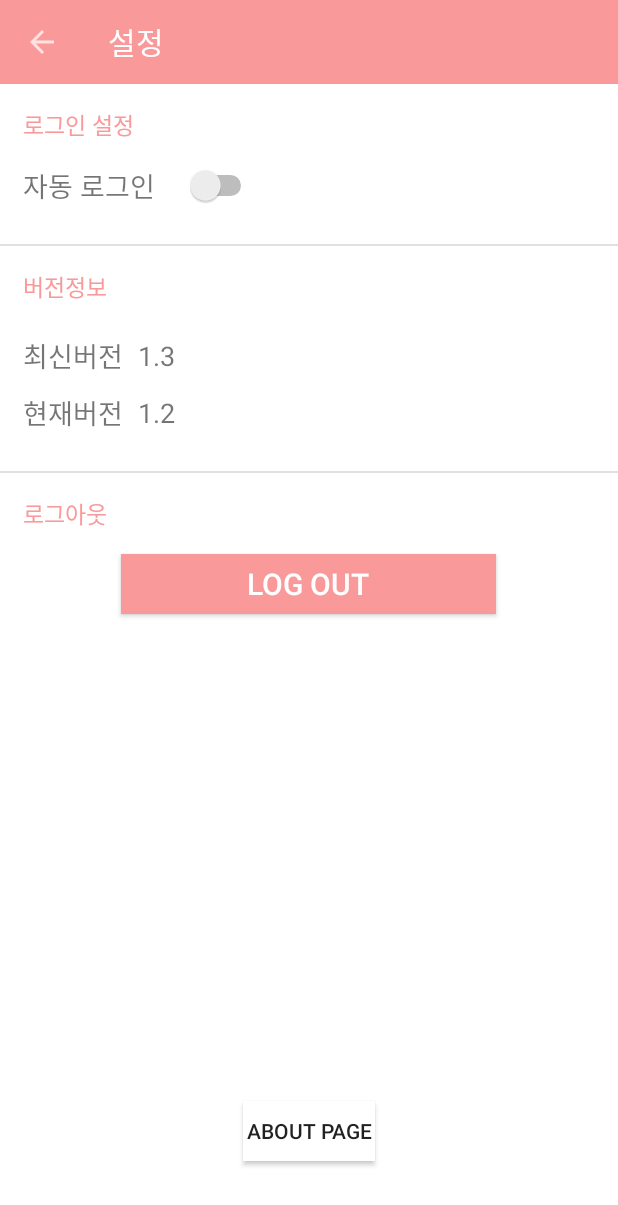
After one commit to yjlove7/Whowant, an Android app: the SettingActivity screen opened directly, with no data from a screen before it, on a phone screen of 412 x 824 dp. The commit adds this screen. Shown: the top 1205 px of the screen. Run offline under Robolectric (Android 15) with nearby library versions, the phone set to English and light mode, and no system bars.

Commit message:
설정, 회원가입 , 로그인 페이지 연결

```diff
--- a/app/src/main/AndroidManifest.xml
+++ b/app/src/main/AndroidManifest.xml
@@ -35,6 +35,14 @@
                 android:name="android.support.PARENT_ACTIVITY"
                 android:value=".MainActivity"/>
         </activity>
+
+        <activity android:name=".SettingActivity"
+            android:screenOrientation="portrait"/>
+        <activity android:name=".SignupActivity"
+            android:screenOrientation="portrait"/>
+        <activity android:name=".LoginActivity"
+            android:screenOrientation="portrait"/>
+
     </application>
 
 </manifest>
--- /dev/null
+++ b/app/src/main/java/com/girls/team9/whowant/LoginActivity.java
@@ -0,0 +1,23 @@
+package com.girls.team9.whowant;
+
+import android.os.Bundle;
+import android.support.v7.app.AppCompatActivity;
+import android.support.v7.widget.Toolbar;
+
+/**
+ * Created by eugene on 2015-08-14.
+ */
+public class LoginActivity extends AppCompatActivity {
+    @Override
+    protected void onCreate(Bundle savedInstanceState) {
+        super.onCreate(savedInstanceState);
+        setContentView(R.layout.activity_login);
+
+        Toolbar toolbar=(Toolbar)findViewById(R.id.toolbar);
+        setSupportActionBar(toolbar);
+        getSupportActionBar().setTitle("로그인");
+        getSupportActionBar().setDisplayHomeAsUpEnabled(true);
+
+
+    }
+}
--- a/app/src/main/java/com/girls/team9/whowant/MainActivity.java
+++ b/app/src/main/java/com/girls/team9/whowant/MainActivity.java
@@ -69,6 +69,22 @@ public class MainActivity extends AppCompatActivity {
                         invalidateOptionsMenu();
                         return true;
 
+                    case R.id.login:
+                        getSupportActionBar().setTitle("로그인");
+                        startActivity(new Intent(MainActivity.this, LoginActivity.class));
+                        drawerLayout.closeDrawers();
+                        isvisible = true;
+                        invalidateOptionsMenu();
+                        return true;
+
+                    case R.id.signup:
+                        getSupportActionBar().setTitle("회원가입");
+                        startActivity(new Intent(MainActivity.this, SignupActivity.class));
+                        drawerLayout.closeDrawers();
+                        isvisible = true;
+                        invalidateOptionsMenu();
+                        return true;
+
                     case R.id.basket:
                         getSupportActionBar().setTitle("장바구니");
                         startActivity(new Intent(MainActivity.this, BasketActivity.class));
@@ -77,15 +93,13 @@ public class MainActivity extends AppCompatActivity {
                         invalidateOptionsMenu();
                         return true;
 
-//                    case R.id.setup:
-//                        getSupportActionBar().setTitle("설정");
-//                        cur_fragment = new SetupFragment();
-//                        fragmentTransaction.replace(R.id.container, cur_fragment);
-//                        fragmentTransaction.commit();
-//                        drawerLayout.closeDrawers();
-//                        isvisible = false;
-//                        invalidateOptionsMenu();
-//                        return true;
+                    case R.id.setting:
+                        getSupportActionBar().setTitle("설정");
+                        startActivity(new Intent(MainActivity.this, SettingActivity.class));
+                        drawerLayout.closeDrawers();
+                        isvisible = false;
+                        invalidateOptionsMenu();
+                        return true;
 
 
                 }
--- /dev/null
+++ b/app/src/main/java/com/girls/team9/whowant/SettingActivity.java
@@ -0,0 +1,24 @@
+package com.girls.team9.whowant;
+
+import android.os.Bundle;
+import android.support.v7.app.AppCompatActivity;
+import android.support.v7.widget.Toolbar;
+
+/**
+ * Created by eugene on 2015-08-14.
+ */
+public class SettingActivity extends AppCompatActivity {
+    @Override
+    protected void onCreate(Bundle savedInstanceState) {
+        super.onCreate(savedInstanceState);
+        setContentView(R.layout.activity_setting);
+
+        Toolbar toolbar=(Toolbar)findViewById(R.id.toolbar);
+        setSupportActionBar(toolbar);
+        getSupportActionBar().setTitle("설정");
+        getSupportActionBar().setDisplayHomeAsUpEnabled(true);
+
+
+    }
+
+}
--- /dev/null
+++ b/app/src/main/java/com/girls/team9/whowant/SignupActivity.java
@@ -0,0 +1,23 @@
+package com.girls.team9.whowant;
+
+import android.os.Bundle;
+import android.support.v7.app.AppCompatActivity;
+import android.support.v7.widget.Toolbar;
+
+/**
+ * Created by eugene on 2015-08-14.
+ */
+public class SignupActivity extends AppCompatActivity {
+    @Override
+    protected void onCreate(Bundle savedInstanceState) {
+        super.onCreate(savedInstanceState);
+        setContentView(R.layout.activity_singup);
+
+        Toolbar toolbar=(Toolbar)findViewById(R.id.toolbar);
+        setSupportActionBar(toolbar);
+        getSupportActionBar().setTitle("회원가입");
+        getSupportActionBar().setDisplayHomeAsUpEnabled(true);
+
+
+    }
+}
--- a/app/src/main/res/layout/activity_login.xml
+++ b/app/src/main/res/layout/activity_login.xml
@@ -10,12 +10,16 @@
     <FrameLayout
         android:layout_width="match_parent"
         android:layout_height="match_parent">
+        <include
+            android:id="@+id/toolbar"
+            layout="@layout/tool_bar" />
 
         <LinearLayout
             android:layout_width="match_parent"
             android:layout_height="match_parent"
             android:orientation="vertical"
             android:gravity="center">
+
             <LinearLayout
                 android:layout_width="match_parent"
                 android:layout_height="match_parent"
--- /dev/null
+++ b/app/src/main/res/layout/activity_setting.xml
@@ -0,0 +1,154 @@
+<?xml version="1.0" encoding="utf-8"?>
+<android.support.design.widget.CoordinatorLayout
+    xmlns:android="http://schemas.android.com/apk/res/android"
+    android:focusable="true"
+    android:focusableInTouchMode="true"
+    android:layout_width="match_parent"
+    android:layout_height="match_parent"
+    android:background="#FFFFFF"
+    android:fitsSystemWindows="true">
+
+
+
+    <FrameLayout
+        android:layout_width="match_parent"
+        android:layout_height="match_parent"
+        android:orientation="vertical"
+        >
+
+        <LinearLayout
+            android:layout_width="match_parent"
+            android:layout_height="match_parent"
+            android:orientation="vertical">
+            <include
+                android:id="@+id/toolbar"
+                layout="@layout/tool_bar" />
+            <TextView
+                android:layout_width="match_parent"
+                android:layout_height="wrap_content"
+                android:layout_marginTop="15dp"
+                android:layout_marginLeft="15dp"
+                android:textColor="@color/ColorPrimary"
+                android:text="로그인 설정"
+                android:textSize="15dp" />
+
+            <LinearLayout
+                android:layout_width="match_parent"
+                android:layout_height="wrap_content"
+                android:padding="15dp"
+                android:orientation="horizontal"
+                android:layout_marginBottom="10dp">
+
+                <TextView
+                    android:layout_width="wrap_content"
+                    android:layout_height="wrap_content"
+                    android:layout_gravity="center"
+                    android:textSize="18dp"
+                    android:text="자동 로그인" />
+
+                <Switch
+                    android:layout_width="wrap_content"
+                    android:layout_height="wrap_content"
+                    android:layout_marginLeft="20dp"
+                    android:layout_gravity="center|right"
+                    android:id="@+id/swc_notice"/>
+            </LinearLayout>
+
+            <View
+                android:layout_width="match_parent"
+                android:layout_height="1.5dp"
+                android:background="@color/Listdivider"/>
+
+
+            <TextView
+                android:layout_width="match_parent"
+                android:layout_height="wrap_content"
+                android:layout_margin="15dp"
+                android:textColor="@color/ColorPrimary"
+                android:text="버전정보"
+                android:textSize="15dp" />
+
+            <LinearLayout
+                android:layout_width="match_parent"
+                android:layout_height="wrap_content"
+                android:padding="5dp"
+                >
+
+                <TextView
+                    android:layout_width="wrap_content"
+                    android:layout_height="wrap_content"
+                    android:layout_marginLeft="10dp"
+                    android:layout_gravity="center"
+                    android:text="최신버전"
+                    android:textSize="18dp"/>
+
+                <TextView
+                    android:layout_width="wrap_content"
+                    android:layout_height="wrap_content"
+                    android:layout_gravity="center"
+                    android:layout_marginLeft="10dp"
+                    android:text="1.3"
+                    android:textSize="18dp"/>
+
+            </LinearLayout>
+
+            <LinearLayout
+                android:layout_width="match_parent"
+                android:layout_height="wrap_content"
+                android:padding="5dp"
+                android:layout_marginBottom="20dp">
+
+                <TextView
+                    android:layout_width="wrap_content"
+                    android:layout_height="wrap_content"
+                    android:layout_gravity="center"
+                    android:layout_marginLeft="10dp"
+                    android:text="현재버전"
+                    android:textSize="18dp"/>
+
+                <TextView
+                    android:layout_width="wrap_content"
+                    android:layout_height="wrap_content"
+                    android:layout_gravity="center"
+                    android:layout_marginLeft="10dp"
+                    android:text="1.2"
+                    android:textSize="18dp"/>
+
+            </LinearLayout>
+            <View
+                android:layout_width="match_parent"
+                android:layout_height="1.5dp"
+                android:background="@color/Listdivider"/>
+
+            <TextView
+                android:layout_width="match_parent"
+                android:layout_height="wrap_content"
+                android:layout_marginTop="15dp"
+                android:layout_marginLeft="15dp"
+                android:textColor="@color/ColorPrimary"
+                android:text="로그아웃"
+                android:textSize="15dp" />
+
+            <Button
+                android:layout_width="250dp"
+                android:layout_height="40dp"
+                android:layout_marginTop="15dp"
+                android:background="@color/ColorPrimary"
+                android:textColor="#ffffff"
+                android:textSize="20dp"
+                android:text="Log out"
+                android:id="@+id/logout"
+                android:layout_gravity="center"
+                />
+        </LinearLayout>
+        <Button
+            android:layout_gravity="bottom|center"
+            android:layout_width="wrap_content"
+            android:layout_height="40dp"
+            android:background="#ffffff"
+            android:text="About page"
+            android:id="@+id/btn_aboutpage"
+            android:layout_marginBottom="50dp" />
+    </FrameLayout>
+
+</android.support.design.widget.CoordinatorLayout>
--- a/app/src/main/res/menu/drawer.xml
+++ b/app/src/main/res/menu/drawer.xml
@@ -9,8 +9,24 @@
             android:title="메인"
             />
         <item
+            android:id="@+id/login"
+            android:title="로그인"
+            />
+        <item
+            android:id="@+id/signup"
+            android:title="회원가입"
+            />
+        <item
             android:id="@+id/basket"
             android:title="장바구니"
+            />
+        <item
+            android:id="@+id/domain"
+            android:title="기부행사안내"
+            />
+        <item
+            android:id="@+id/request"
+            android:title="판매참여신청"
             />
 
     </group>
```
